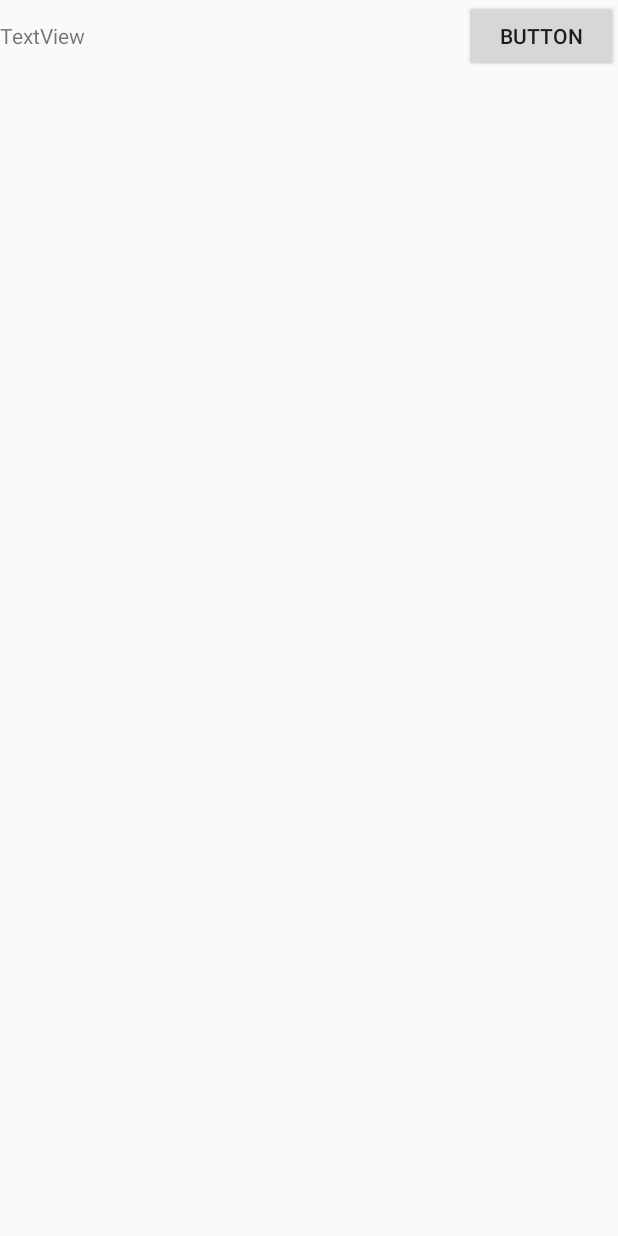
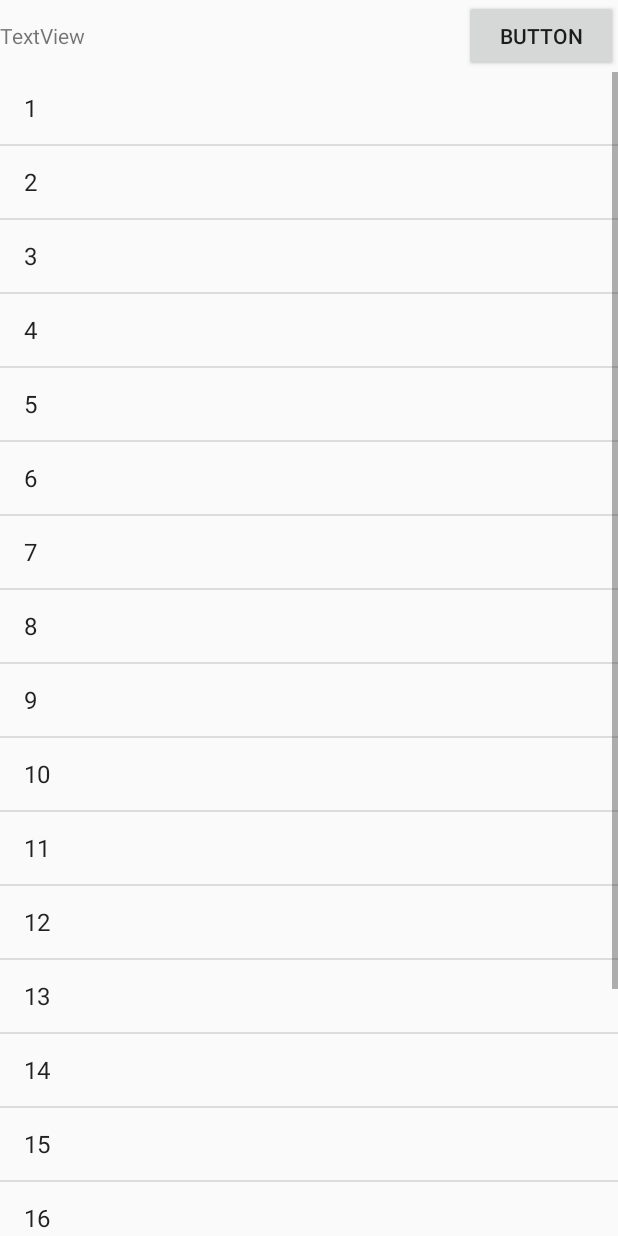
Before and after one commit to dlik01/git-AudioPlayer, an Android app: the screen it shows after launch (SecondActivity), after a tap on "BUTTON", on a phone screen of 412 x 824 dp. Run offline under Robolectric (Android 15) with nearby library versions, the phone set to English and light mode, and no system bars.

Commit message:
Обработал  загрузку в ListView массив цифр от 1 до 20, в последующем заменю это обозначение на музыкальные файлы

```diff
--- a/AudioPlayer/app/src/main/java/com/example/home/audioplayer/SecondActivity.java
+++ b/AudioPlayer/app/src/main/java/com/example/home/audioplayer/SecondActivity.java
@@ -2,17 +2,31 @@ package com.example.home.audioplayer;
 
 import android.app.Activity;
 import android.os.Bundle;
+import android.widget.ArrayAdapter;
+import android.widget.ListView;
 
 /**
  * Created by home on 25.09.2017.
  */
 
 public class SecondActivity extends Activity {
+    private static final String[] namber = {"1","2" ,"3","4","5","6","7","8","9","10","11","12","13","14","15","16","17","18","19","20"};
+    private ArrayAdapter<String>daNamber;
+    private ListView listView;
     @Override
     protected void onCreate(Bundle savedInstanceState){
         super.onCreate(savedInstanceState);
         setContentView(R.layout.second_activity);
 
+        listView = (ListView) findViewById(R.id.listView);
+
+        daNamber = new ArrayAdapter<String>(this, android.R.layout.simple_list_item_1, namber);
+        listView.setAdapter(daNamber);
+        //setListAdapter(new ArrayAdapter<String>());
+
+
         this.setTitle("SecondActivity");
     }
+
+
 }
```
